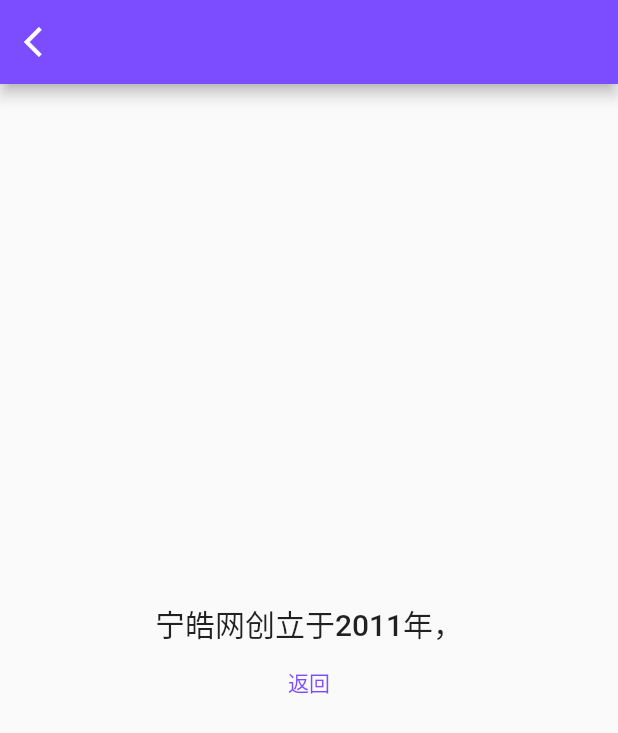
After one commit to Jason-nl/xb2_flutter, a Flutter app: the About screen opened directly, on a phone screen of 412 x 824 dp. The commit adds this screen. Shown: the top 733 px of the screen. Run offline on Flutter 3.47's test engine with Material 2 defaults, Android fonts, the phone set to English and light mode, and no system bars; network calls fail.

Commit message:
flutter routing pratice

```diff
--- a/lib/app/components/app_page_main.dart
+++ b/lib/app/components/app_page_main.dart
@@ -1,8 +1,9 @@
 import 'package:flutter/material.dart';
-import 'package:xb2_flutter/app/post/create/post_create.dart';
-import 'package:xb2_flutter/app/post/index/post_index.dart';
 import 'package:xb2_flutter/app/user/profile/user_profile.dart';
 import 'package:xb2_flutter/playground/playground.dart';
+
+import '../../post/create/post_create.dart';
+import '../../post/index/post_index.dart';
 
 class AppPageMain extends StatelessWidget {
   final int currentIndex;
--- a/lib/playground/playground.dart
+++ b/lib/playground/playground.dart
@@ -1,11 +1,12 @@
 import 'package:flutter/material.dart';
 import 'package:xb2_flutter/playground/input/playground_input.dart';
 import 'package:xb2_flutter/playground/layout/playground_layout.dart';
+import 'package:xb2_flutter/playground/routing/playground_routing.dart';
 
 class PlayGroud extends StatelessWidget {
   const PlayGroud({Key? key}) : super(key: key);
   @override
   Widget build(BuildContext context) {
-    return const PlayGroundInput();
+    return const PlayGroundRouting();
   }
 }
--- /dev/null
+++ b/lib/playground/routing/components/about.dart
@@ -0,0 +1,37 @@
+import 'package:flutter/material.dart';
+
+class About extends StatelessWidget {
+  const About({Key? key}) : super(key: key);
+  @override
+  Widget build(BuildContext context) {
+    return Scaffold(
+      appBar: AppBar(
+        leading: IconButton(
+          icon: const Icon(Icons.arrow_back_ios),
+          onPressed: () {
+            Navigator.pop(context);
+          },
+        ),
+      ),
+      body: SizedBox(
+        width: double.infinity,
+        child: Column(
+          mainAxisAlignment: MainAxisAlignment.center,
+          crossAxisAlignment: CrossAxisAlignment.center,
+          children: [
+            Text(
+              '宁皓网创立于2011年，',
+              style: Theme.of(context).textTheme.headline6,
+            ),
+            TextButton(
+              onPressed: () {
+                Navigator.pop(context);
+              },
+              child: const Text('返回'),
+            )
+          ],
+        ),
+      ),
+    );
+  }
+}
```
Also changed, not shown: lib/app/app.dart (+29 -34 lines), lib/app/components/app_home.dart (added, +47 -0 lines), lib/app/post/index/post_index.dart (deleted, +0 -12 lines), lib/playground/routing/playground_routing.dart (added, +19 -0 lines), lib/post/index/post_index.dart (added, +11 -0 lines), lib/post/show/post_show.dart (added, +27 -0 lines), lib/post/create/post_create.dart (renamed from lib/app/post/create/post_create.dart), lib/post/index/components/post_index_latest.dart (renamed from lib/app/post/index/components/post_index_latest.dart), lib/post/index/components/post_index_popular.dart (renamed from lib/app/post/index/components/post_index_popular.dart), 15 other files.
